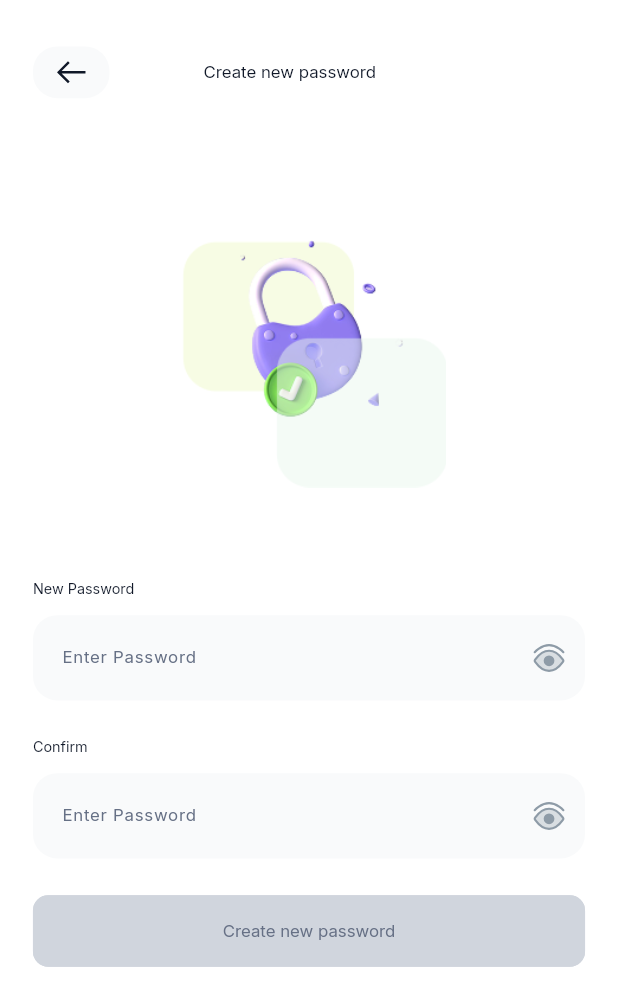
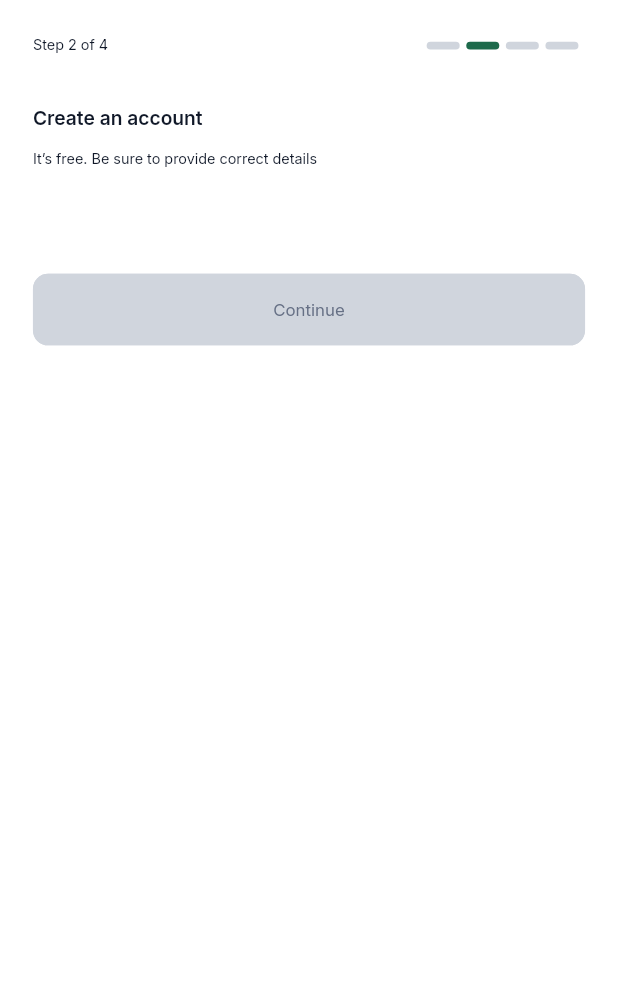
Before and after one commit to KedwithGod/Favex, a Flutter app: the CreatePasswordPage screen opened by its route, on a phone screen of 412 x 824 dp. Shown: the top 1006 px of the screen. Run offline on Flutter 3.47's test engine with Material 3 defaults, Android fonts, the phone set to English and light mode, and no system bars; our stand-ins replace another_flushbar, dropdown_search, flutter_animate, flutter_svg, go_router, google_fonts and 9 more; missing offline and left inert: clipboard, flutter_swipe_detector; accounts and stored records are empty; project files that could hold a hidden picture were left out.

Commit message:
change the create new password and create password page

```diff
--- a/lib/model/utilities/functions/determine_initital_route.dart
+++ b/lib/model/utilities/functions/determine_initital_route.dart
@@ -11,5 +11,5 @@ Future<String> determineInitialRoute() async {
     }
 
     // Check if user is admin by looking at user data
-  return '/create_account';
+  return '/';
 }
--- a/lib/model/utilities/imports/pages.dart
+++ b/lib/model/utilities/imports/pages.dart
@@ -14,5 +14,5 @@ export '/views/pages/forgot_password/create_password.dart';
 // sign up
 
 export '/views/pages/sign_up/email_verificaton.dart';
-export '/views/pages/sign_up/create_new_password.dart';
+export '../../../views/pages/sign_up/create_password.dart';
 export '/views/pages/sign_up/create_account.dart';
--- a/lib/model/utilities/imports/view_models.dart
+++ b/lib/model/utilities/imports/view_models.dart
@@ -7,7 +7,7 @@ export '/view_models/authentication/lock_screen.dart';
 
 // forgot password
 export '/view_models/forgot_password/email_entry.dart';
-export '/view_models/forgot_password/create_password.dart';
+export '../../../view_models/forgot_password/create_new_password.dart';
 
 // sign up
 
--- a/lib/model/utilities/route_generator.dart
+++ b/lib/model/utilities/route_generator.dart
@@ -33,9 +33,9 @@ final router = GoRouter(
         path: '/create_account',
         builder: (context, state) => const CreateAccountPage()),
     GoRoute(
-        name: createNewPasswordPage,
-        path: '/create_new_password',
-        builder: (context, state) => const CreateNewPasswordPage()),
+        name: createPasswordPageRoute,
+        path: '/create_password',
+        builder: (context, state) => const CreatePasswordPage()),
     GoRoute(
         name: emailVeificationPageRoute,
         path: '/email_verification',
@@ -54,8 +54,8 @@ final router = GoRouter(
               nextPage: nextPage, bottomSheetSubtitle: bottomSheetSubtitle);
         }),
     GoRoute(
-        name: createPasswordPageRoute,
-        path: '/create_password',
-        builder: (context, state) => const CreatePasswordPage()),
+        name: createNewPasswordPage ,
+        path: '/create_new_password',
+        builder: (context, state) => const CreateNewPasswordPage()),
   ],
 );
--- a/lib/view_models/forgot_password/create_password.dart
+++ b/lib/view_models/forgot_password/create_new_password.dart
@@ -1,6 +1,6 @@
 import '/model/utilities/imports/shared.dart';
 
-class CreatePasswordViewMoel extends BaseModel{
+class CreateNewPasswordViewMoel extends BaseModel{
 
 
 
--- /dev/null
+++ b/lib/view_models/sign_up/create_password.dart
@@ -0,0 +1,5 @@
+import '/model/utilities/imports/shared.dart';
+
+class CreatePasswordViewModel extends BaseModel{
+
+}
--- a/lib/views/pages/forgot_password/create_password.dart
+++ b/lib/views/pages/forgot_password/create_password.dart
@@ -2,13 +2,13 @@
 
 import '../../../model/utilities/imports/shared.dart';
 
-class CreatePasswordPage extends StatelessWidget {
-  const CreatePasswordPage({super.key});
+class CreateNewPasswordPage extends StatelessWidget {
+  const CreateNewPasswordPage({super.key});
 
   @override
   Widget build(BuildContext context) {
-    return ViewModelBuilder<CreatePasswordViewMoel>.reactive(
-        viewModelBuilder: () => CreatePasswordViewMoel(),
+    return ViewModelBuilder<CreateNewPasswordViewMoel>.reactive(
+        viewModelBuilder: () => CreateNewPasswordViewMoel(),
         onViewModelReady: (model) {},
         builder: (context, model, child) {
           return BaseUi(
--- a/lib/views/pages/forgot_password/enter_otp_code.dart
+++ b/lib/views/pages/forgot_password/enter_otp_code.dart
@@ -3,7 +3,7 @@ import '/model/utilities/imports/shared.dart';
 class EnterOTPCodePage extends StatelessWidget {
   final String? nextPage;
   final String bottomSheetSubtitle;
-  const EnterOTPCodePage({super.key, this.nextPage = createPasswordPageRoute, required this.bottomSheetSubtitle});
+  const EnterOTPCodePage({super.key, this.nextPage = createNewPasswordPage, required this.bottomSheetSubtitle});
 
   @override
   @override
--- /dev/null
+++ b/lib/views/pages/sign_up/create_password.dart
@@ -0,0 +1,78 @@
+
+
+import '/model/utilities/imports/shared.dart';
+
+class CreatePasswordPage extends StatelessWidget {
+  const CreatePasswordPage({super.key});
+
+  @override
+  Widget build(BuildContext context) {
+    return ViewModelBuilder<CreateAccountViewModel>.reactive(
+        viewModelBuilder: () => CreateAccountViewModel(),
+        onViewModelReady: (model) {},
+        builder: (context, model, child) {
+          return BaseUi(
+            children: [
+              rowPositioned(
+                  top: 0,
+                  bottom: 20,
+                  child: S(
+                    h: 748,
+                    w: 335,
+                    child: SingleChildScrollView(
+                      child: Column(
+                        children: [
+                          // heading
+                          const StepTracker(
+                            currentStep: 2,
+                          ),
+                          S(h: 30),
+                          // forgot password text
+                          Row(
+                            children: [
+                              InterText(
+                                textBucket!.createAnAccount,
+                                textFontSize: 16,
+                                textFontWeight: FontWeight.w600,
+                              ),
+                            ],
+                          ),
+                          //  subtitle
+                          S(h: 12),
+                          Row(
+                            children: [
+                              S(
+                                  w: 237,
+                                  h: 32,
+                                  child: InterText(
+                                    textBucket!.correctDetailsFlag,
+                                    textFontSize: 12,
+                                    textAlign: TextAlign.left,
+                                    noOfTextLine: 2,
+                                  )),
+                            ],
+                          ),
+                          S(h: 20),
+
+
+
+                          S(h: 30),
+                          buttonNoPositioned(context,
+                              text: textBucket!.continueText,
+                              textColor:model.allFieldsAreValid() == true
+                                  ? colorsBucket!.primarySoft
+                                  : colorsBucket!.subtitle,
+                              buttonColor: model.allFieldsAreValid() == true
+                                  ? colorsBucket!.primary
+                                  : colorsBucket!.disabled, navigator: () {
+                                    model.revalidateAllFields();
+                          }),
+                        ],
+                      ),
+                    ),
+                  ))
+            ],
+          );
+        });
+  }
+}
```
Also changed, not shown: lib/views/pages/forgot_password/email_entry.dart (+26 -16 lines), lib/views/pages/sign_up/create_new_password.dart (deleted, +0 -12 lines).
